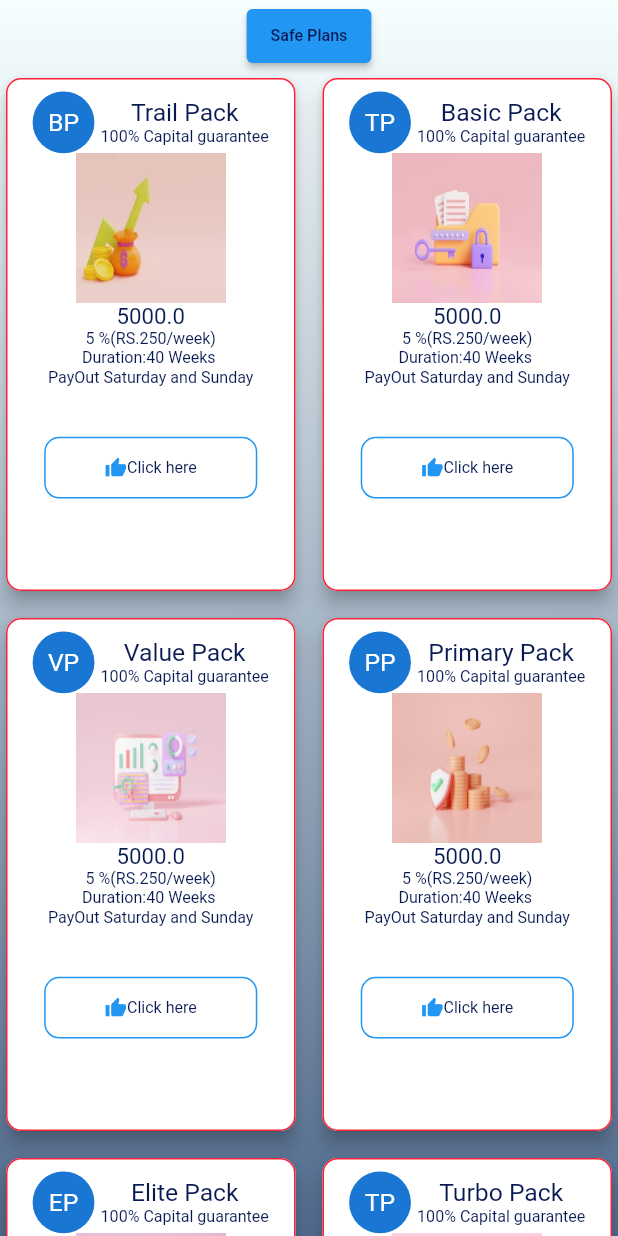
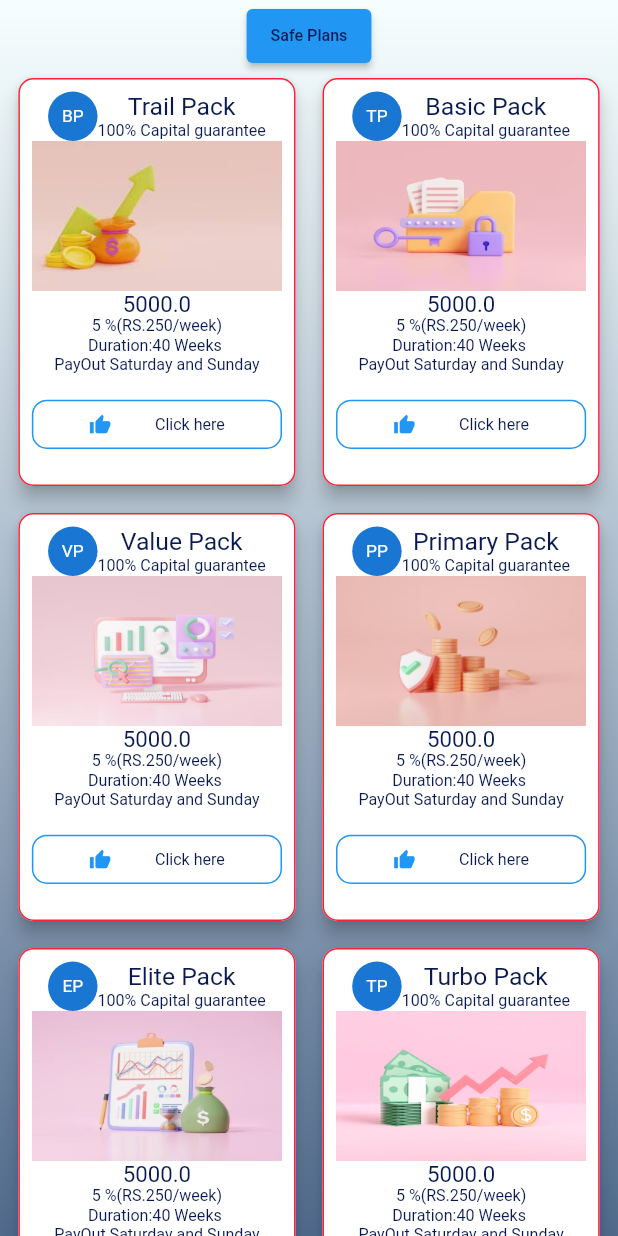
Before and after one commit to sakthisivam/bms, a Flutter app: the OfferPlans screen opened directly, after a tap on "Safe Plans", on a phone screen of 412 x 824 dp. Run offline on Flutter 3.47's test engine with Material 2 defaults, Android fonts, the phone set to English and light mode, and no system bars; missing offline and left inert: country_list_pick; network calls fail.

Commit message:
Cleared offer plans bugs

```diff
--- a/dharumam/lib/dashBoard/offer_plans/offer_plans.dart
+++ b/dharumam/lib/dashBoard/offer_plans/offer_plans.dart
@@ -20,6 +20,7 @@ class _OfferPlansState extends State<OfferPlans> {
   Widget build(BuildContext context) {
     double height = MediaQuery.of(context).size.height;
     double width = MediaQuery.of(context).size.width;
+    //
     final bottom = MediaQuery.of(context).viewInsets.bottom;
     return Scaffold(
       body: Stack(
@@ -55,10 +56,10 @@ class _OfferPlansState extends State<OfferPlans> {
                         ),
                       ),
                     ),
-
                     if (safePlans) ...[
                       Container(
-                        height: height*2,
+                        margin: EdgeInsets.symmetric(horizontal: width * 0.02),
+                        height: height * 1.1,
                         // color: Colors.amber,
                         // width: width,
                         child: Expanded(
@@ -89,44 +90,46 @@ class _OfferPlansState extends State<OfferPlans> {
                                     padding: const EdgeInsets.all(8.0),
                                     child: Column(
                                       children: [
-                                        Row(mainAxisAlignment: MainAxisAlignment.center,
+                                        Row(
+                                          mainAxisAlignment:
+                                              MainAxisAlignment.center,
                                           children: [
                                             CircleAvatar(
-                                              radius: width * 0.05,
+                                              radius: height * 0.02,
                                               child: Text(
                                                 offerPlans[index].packHeader ??
                                                     "",
                                                 style: TextStyle(
-                                                    color:
-                                                        regular.withOpacity(1.0),
-                                                    fontSize: height * 0.02),
+                                                    color: regular
+                                                        .withOpacity(1.0),
+                                                    fontSize: height * 0.014),
                                               ),
                                             ),
-                                            SizedBox(width: width * 0.01),
+                                            // SizedBox(width: width * 0.01),
                                             Column(
-                                              crossAxisAlignment:
-                                                  CrossAxisAlignment.center,
-                                              mainAxisAlignment:
-                                                  MainAxisAlignment.center,
                                               children: [
                                                 Text(
                                                   offerPlans[index].packName ??
                                                       "",
                                                   style: TextStyle(
-                                                      color: btn.withOpacity(1.0),
+                                                      color:
+                                                          btn.withOpacity(1.0),
                                                       fontSize: height * 0.02),
                                                 ),
                                                 Text(
                                                   "100% Capital guarantee",
                                                   style: TextStyle(
-                                                      color: btn.withOpacity(1.0),
+                                                      color:
+                                                          btn.withOpacity(1.0),
                                                       fontSize: height * 0.013),
                                                 ),
                                               ],
                                             )
                                           ],
                                         ),
-                                        Container(height: 100,width: 100,
+                                        Container(
+                                          height: 100,
+                                          // width: 100,
                                           decoration: BoxDecoration(
                                             // color: Colors.red,
                                             image: DecorationImage(
@@ -165,20 +168,21 @@ class _OfferPlansState extends State<OfferPlans> {
                                                   color: btn.withOpacity(1.0),
                                                   fontSize: height * 0.013),
                                             ),
+                                            SizedBox(height: height * 0.02),
                                             Container(
-                                              margin: EdgeInsets.symmetric(
-                                                  horizontal: width * 0.04,
-                                                  vertical: height * 0.04),
-                                              height: height * 0.05,
                                               decoration: BoxDecoration(
                                                 borderRadius:
                                                     BorderRadius.circular(10.0),
                                                 border: Border.all(
                                                     color: Colors.blue),
                                               ),
+                                              child: Padding(
+                                                padding:
+                                                    const EdgeInsets.all(8.0),
                                                 child: Row(
                                                   mainAxisAlignment:
-                                                    MainAxisAlignment.center,
+                                                      MainAxisAlignment
+                                                          .spaceEvenly,
                                                   children: [
                                                     Icon(
                                                       Icons.thumb_up,
@@ -188,11 +192,13 @@ class _OfferPlansState extends State<OfferPlans> {
                                                     Text(
                                                       "Click here",
                                                       style: TextStyle(
-                                                        color:
-                                                            btn.withOpacity(1.0),
-                                                        fontSize: height * 0.013),
+                                                          color: btn
+                                                              .withOpacity(1.0),
+                                                          fontSize:
+                                                              height * 0.013),
                                                     ),
                                                   ],
+                                                ),
                                               ),
                                             )
                                           ],
@@ -210,7 +216,7 @@ class _OfferPlansState extends State<OfferPlans> {
                                   2, // Number of columns in the grid
                               mainAxisSpacing: 10.0, // Spacing between rows
                               crossAxisSpacing: 10.0,
-                              mainAxisExtent: 350, // Spacing between columns
+                              mainAxisExtent: 280, // Spacing between columns
                             ),
                           ),
                         ),
@@ -233,11 +239,14 @@ class _OfferPlansState extends State<OfferPlans> {
                     ),
                     if (highRisk) ...[
                       Container(
-                        height: height - height * 0.5,
+                        margin: EdgeInsets.symmetric(horizontal: width * 0.02),
+                        height: height * 1.1,
+                        // color: Colors.amber,
                         // width: width,
+                        child: Expanded(
                           child: GridView.builder(
                             shrinkWrap: true,
-                          // scrollDirection: Axis.vertical,
+                            scrollDirection: Axis.vertical,
                             physics: const NeverScrollableScrollPhysics(),
                             padding: EdgeInsets.zero,
                             itemCount: offerPlans1.length,
@@ -248,10 +257,13 @@ class _OfferPlansState extends State<OfferPlans> {
                                   borderRadius: BorderRadius.circular(10.0),
                                 ),
                                 child: Container(
+                                  // height: height * 8,
+
                                   decoration: BoxDecoration(
-                                  color: Colors.white,
+                                    // color: Colors.amber,
                                     border: Border.all(
-                                    color: gridViewBorderColor.withOpacity(1.0),
+                                      color:
+                                          gridViewBorderColor.withOpacity(1.0),
                                     ),
                                     borderRadius: BorderRadius.circular(10.0),
                                   ),
@@ -260,33 +272,36 @@ class _OfferPlansState extends State<OfferPlans> {
                                     child: Column(
                                       children: [
                                         Row(
-                                        children: [
-                                          CircleAvatar(
-                                            radius: width * 0.05,
-                                            child: Text(
-                                              offerPlans1[index].packHeader ?? "",
-                                              style: TextStyle(
-                                                  color: regular.withOpacity(1.0),
-                                                  fontSize: height * 0.02),
-                                            ),
-                                          ),
-                                          SizedBox(width: width * 0.01),
-                                          Column(
-                                            crossAxisAlignment:
-                                                CrossAxisAlignment.center,
                                           mainAxisAlignment:
                                               MainAxisAlignment.center,
                                           children: [
+                                            CircleAvatar(
+                                              radius: height * 0.02,
+                                              child: Text(
+                                                offerPlans1[index].packHeader ??
+                                                    "",
+                                                style: TextStyle(
+                                                    color: regular
+                                                        .withOpacity(1.0),
+                                                    fontSize: height * 0.014),
+                                              ),
+                                            ),
+                                            // SizedBox(width: width * 0.01),
+                                            Column(
+                                              children: [
                                                 Text(
-                                                offerPlans1[index].packName ?? "",
+                                                  offerPlans1[index].packName ??
+                                                      "",
                                                   style: TextStyle(
-                                                    color: btn.withOpacity(1.0),
+                                                      color:
+                                                          btn.withOpacity(1.0),
                                                       fontSize: height * 0.02),
                                                 ),
                                                 Text(
                                                   "100% Capital guarantee",
                                                   style: TextStyle(
-                                                    color: btn.withOpacity(1.0),
+                                                      color:
+                                                          btn.withOpacity(1.0),
                                                       fontSize: height * 0.013),
                                                 ),
                                               ],
@@ -294,10 +309,10 @@ class _OfferPlansState extends State<OfferPlans> {
                                           ],
                                         ),
                                         Container(
-                                        height: height*0.1,
-                                        width: width*0.25,
+                                          height: 100,
+                                          // width: 100,
                                           decoration: BoxDecoration(
-                                          // color: Colors.black,
+                                            // color: Colors.red,
                                             image: DecorationImage(
                                                 image: AssetImage(
                                                   "assets/${offerPlans1[index].image}.jpg",
@@ -317,38 +332,38 @@ class _OfferPlansState extends State<OfferPlans> {
                                                   fontSize: height * 0.018),
                                             ),
                                             Text(
-                                            "2 %(RS.6000/day)",
+                                              "5 %(RS.250/week)",
                                               style: TextStyle(
                                                   color: btn.withOpacity(1.0),
                                                   fontSize: height * 0.013),
                                             ),
                                             Text(
-                                            "Duration:100 Days",
-                                            style: TextStyle(
-                                                color: btn.withOpacity(1.0),
-                                                fontSize: height * 0.013,
-                                                fontWeight: FontWeight.w500),
-                                          ),
-                                          Text(
-                                            "Week Days Only",
+                                              "Duration:40 Weeks ",
                                               style: TextStyle(
                                                   color: btn.withOpacity(1.0),
                                                   fontSize: height * 0.013),
                                             ),
+                                            Text(
+                                              "PayOut Saturday and Sunday",
+                                              style: TextStyle(
+                                                  color: btn.withOpacity(1.0),
+                                                  fontSize: height * 0.013),
+                                            ),
+                                            SizedBox(height: height * 0.02),
                                             Container(
-                                            margin: EdgeInsets.symmetric(
-                                                horizontal: width * 0.04,
-                                                vertical: height * 0.04),
-                                            height: height * 0.05,
                                               decoration: BoxDecoration(
                                                 borderRadius:
                                                     BorderRadius.circular(10.0),
-                                              border:
-                                                  Border.all(color: Colors.blue),
+                                                border: Border.all(
+                                                    color: Colors.blue),
                                               ),
+                                              child: Padding(
+                                                padding:
+                                                    const EdgeInsets.all(8.0),
                                                 child: Row(
                                                   mainAxisAlignment:
-                                                  MainAxisAlignment.center,
+                                                      MainAxisAlignment
+                                                          .spaceEvenly,
                                                   children: [
                                                     Icon(
                                                       Icons.thumb_up,
@@ -358,10 +373,13 @@ class _OfferPlansState extends State<OfferPlans> {
                                                     Text(
                                                       "Click here",
                                                       style: TextStyle(
-                                                      color: btn.withOpacity(1.0),
-                                                      fontSize: height * 0.013),
+                                                          color: btn
+                                                              .withOpacity(1.0),
+                                                          fontSize:
+                                                              height * 0.013),
                                                     ),
                                                   ],
+                                                ),
                                               ),
                                             )
                                           ],
@@ -375,13 +393,15 @@ class _OfferPlansState extends State<OfferPlans> {
                             },
                             gridDelegate:
                                 const SliverGridDelegateWithFixedCrossAxisCount(
-                            crossAxisCount: 2, // Number of columns in the grid
+                              crossAxisCount:
+                                  2, // Number of columns in the grid
                               mainAxisSpacing: 10.0, // Spacing between rows
-                            crossAxisSpacing: 10.0, // Spacing between columns
-                            mainAxisExtent: 350,
+                              crossAxisSpacing: 10.0,
+                              mainAxisExtent: 280, // Spacing between columns
                             ),
                           ),
-                      )
+                        ),
+                      ),
                     ]
                   ],
                 ),
```
Also changed, not shown: dharumam/lib/payment/payment_method.dart (added, +32 -0 lines). Lines whose indentation alone changed are shown as unchanged.
